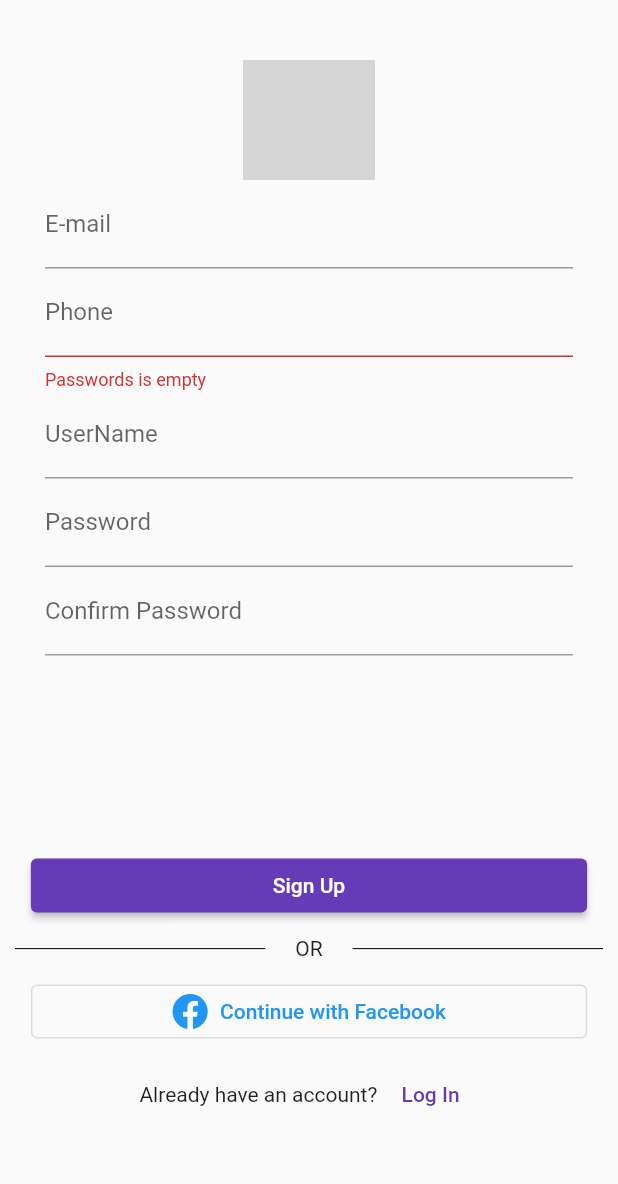
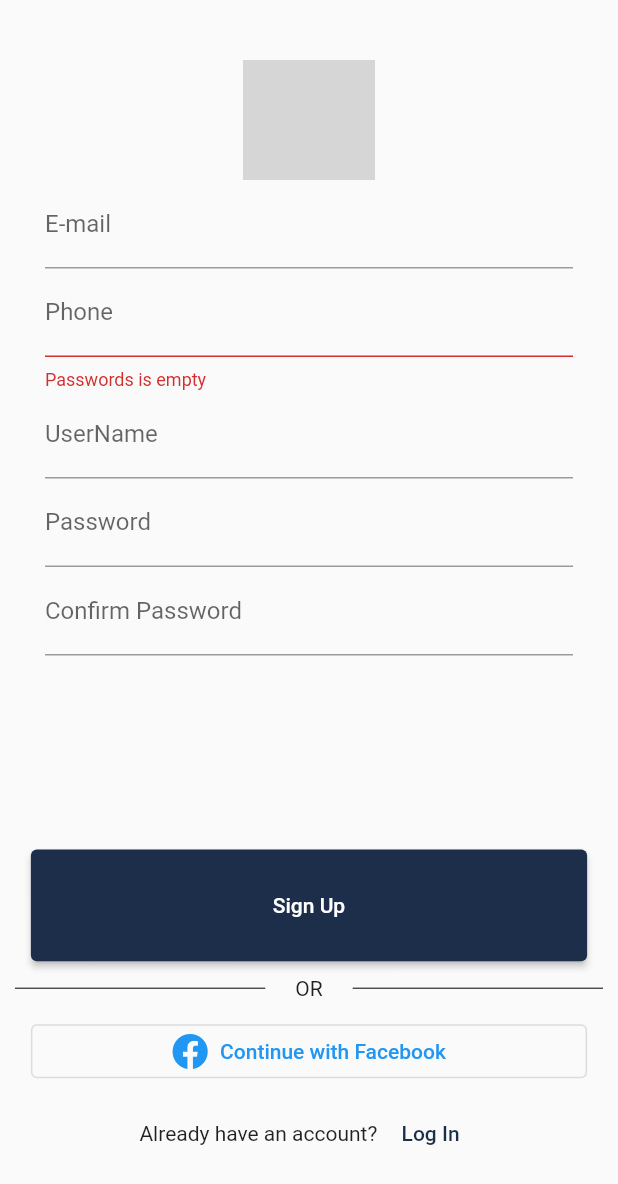
Before and after one commit to sagarpaudell/odyssey, a Flutter app: the screen it shows after launch, after a tap on "Login", after a tap on "Sign Up", on a phone screen of 412 x 824 dp. Shown: the top 1184 px of the screen. Run offline on Flutter 3.47's test engine with Material 2 defaults, Android fonts, the phone set to English and light mode, and no system bars; our stand-ins replace font_awesome_flutter; grey boxes are pictures that could not be loaded.

Commit message:
animated container & customSwatch added

```diff
--- a/odyssey/lib/main.dart
+++ b/odyssey/lib/main.dart
@@ -10,6 +10,20 @@ void main() {
     new MyApp(),
   );
 }
+
+Map<int, Color> color = {
+  50: Color.fromRGBO(28, 46, 74, .1),
+  100: Color.fromRGBO(28, 46, 74, .2),
+  200: Color.fromRGBO(28, 46, 74, .3),
+  300: Color.fromRGBO(28, 46, 74, .4),
+  400: Color.fromRGBO(28, 46, 74, .5),
+  500: Color.fromRGBO(28, 46, 74, .6),
+  600: Color.fromRGBO(28, 46, 74, .7),
+  700: Color.fromRGBO(28, 46, 74, .8),
+  800: Color.fromRGBO(28, 46, 74, .9),
+  900: Color.fromRGBO(28, 46, 74, 1),
+};
+MaterialColor colorCustom = MaterialColor(0xFF1C2E4A, color);
 
 class MyApp extends StatefulWidget {
   // This widget is the root of your application.
@@ -30,7 +44,7 @@ class _MyAppState extends State<MyApp> {
         builder: (ctx, auth, _) => MaterialApp(
           title: 'Odyssey',
           theme: ThemeData(
-            primarySwatch: Colors.deepPurple,
+            primarySwatch: colorCustom,
             accentColor: Colors.amber,
             fontFamily: 'Montserrat',
             textTheme: ThemeData.light().textTheme.copyWith(
--- a/odyssey/lib/pages/auth_page.dart
+++ b/odyssey/lib/pages/auth_page.dart
@@ -7,7 +7,9 @@ class AuthPage extends StatelessWidget {
   @override
   Widget build(BuildContext context) {
     return Scaffold(
-      appBar: null,
+      // appBar: AppBar(
+
+      // ),
       body: AuthCard(),
       // body: Column(
       //   children: [
--- a/odyssey/lib/widgets/auth_card.dart
+++ b/odyssey/lib/widgets/auth_card.dart
@@ -5,7 +5,6 @@ import '../pages/feeds_page.dart';
 import '../providers/auth.dart';
 import 'package:provider/provider.dart';
 import '../models/http_exception.dart';
-
 
 enum AuthMode {
   Signup,
@@ -17,7 +16,8 @@ class AuthCard extends StatefulWidget {
   _AuthCardState createState() => _AuthCardState();
 }
 
-class _AuthCardState extends State<AuthCard> {
+class _AuthCardState extends State<AuthCard>
+    with SingleTickerProviderStateMixin {
   // final _emailController = TextEditingController();
 
   // final _phoneController = TextEditingController();
@@ -157,7 +157,9 @@ class _AuthCardState extends State<AuthCard> {
             height: deviceSize.height,
             child: Column(
               children: [
-                Container(
+                AnimatedContainer(
+                  duration: Duration(milliseconds: 300),
+                  curve: Curves.easeIn,
                   margin: EdgeInsets.only(top: 40),
                   height: _authMode == AuthMode.Signup ? 80 : 200,
                   alignment: Alignment.center,
@@ -165,7 +167,6 @@ class _AuthCardState extends State<AuthCard> {
                     './assets/images/logo1.png',
                     fit: BoxFit.cover,
                   ),
-
                 ),
                 _authMode == AuthMode.Signup
                     ? Container(
@@ -263,12 +264,11 @@ class _AuthCardState extends State<AuthCard> {
 
                               return null;
                             },
-
                           ),
                         ]),
                       )
                     : Container(
-                        height: (deviceSize.height - 80) * 0.25,
+                        height: (deviceSize.height - 200) * 0.35,
                         padding: EdgeInsets.only(left: 30, right: 30),
                         child: ListView(
                           children: [
@@ -311,28 +311,31 @@ class _AuthCardState extends State<AuthCard> {
                           ],
                         ),
                       ),
-                _authMode==AuthMode.Login ?
-                Container(
+                _authMode == AuthMode.Login
+                    ? Container(
+                        height: (deviceSize.height - 200) * 0.10,
                         margin: EdgeInsets.only(right: 20, bottom: 5),
                         child: Row(
                           mainAxisAlignment: MainAxisAlignment.end,
                           children: [
-                       TextButton(onPressed:(){
-
-                       }, child: Text("Forgot password?"),)
-
+                            TextButton(
+                              onPressed: () {},
+                              child: Text("Forgot password?"),
+                            )
                           ],
                         ),
                       )
-
-                 :Center(),         //if signup, nothing
-
-
+                    : SizedBox(
+                        height: 0,
+                      ), //if signup, nothing
 
                 _isLoading
                     ? CircularProgressIndicator()
                     : Container(
-                      width: deviceSize.width*0.9,
+                        height: _authMode == AuthMode.Signup
+                            ? (deviceSize.height - 80) * 0.10
+                            : (deviceSize.height - 200) * 0.10,
+                        width: deviceSize.width * 0.9,
                         child: ElevatedButton(
                           onPressed: _saveForm,
                           child: Text(
@@ -366,14 +369,18 @@ class _AuthCardState extends State<AuthCard> {
                   height: 10,
                 ),
                 Container(
-                  width: deviceSize.width*0.9,
+                  width: deviceSize.width * 0.9,
                   child: OutlinedButton(
                     onPressed: () {},
                     child: Row(
                       mainAxisAlignment: MainAxisAlignment.center,
                       children: [
-                        Icon(FontAwesomeIcons.facebook, color: Colors.blue,),
-                        SizedBox(width: 8,
+                        Icon(
+                          FontAwesomeIcons.facebook,
+                          color: Colors.blue,
+                        ),
+                        SizedBox(
+                          width: 8,
                         ),
                         Text(
                           'Continue with Facebook',
```
Also changed, not shown: 2 other files. Lines whose indentation alone changed are shown as unchanged.
